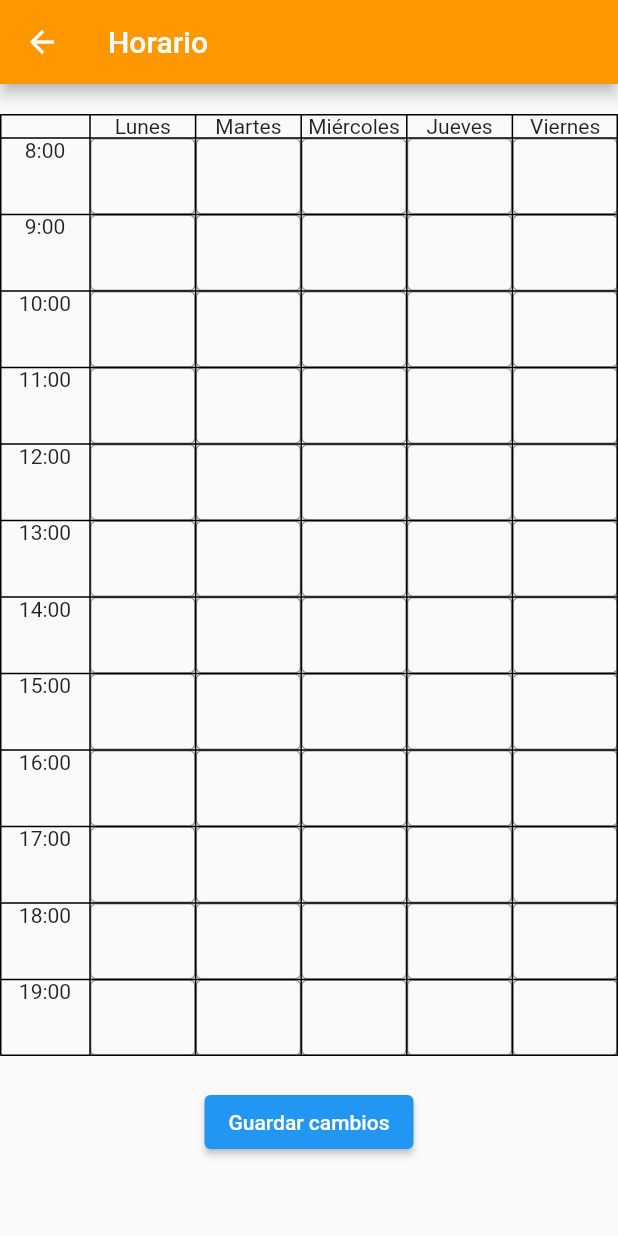
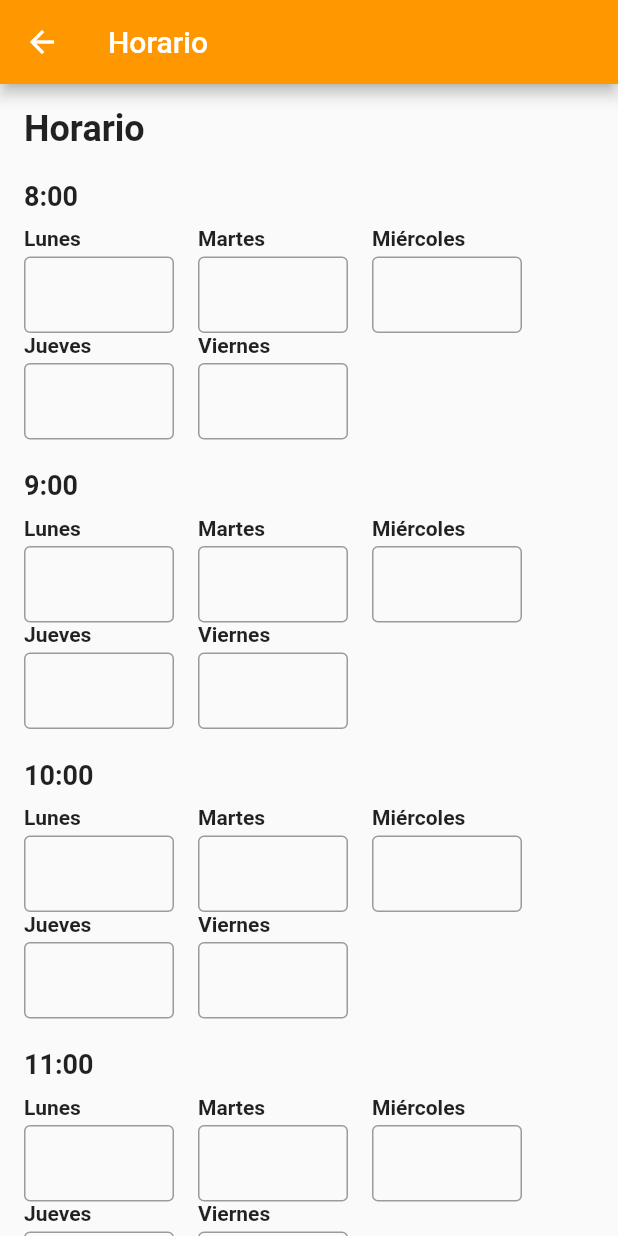
Before and after one commit to iancarcha/portalempleado, a Flutter app: the Horario screen opened directly, on a phone screen of 412 x 824 dp. Run offline on Flutter 3.47's test engine with Material 2 defaults, Android fonts, the phone set to English and light mode, and no system bars; our stand-ins replace cloud_firestore, firebase_auth, firebase_core, shared_preferences, table_calendar; accounts and stored records are empty.

Commit message:
Foro acabado vamos carajo, el gdp peta como un cabron, el horario va mas o menos y el calendario falta lo de siempre.

```diff
--- a/lib/menu/Horario.dart
+++ b/lib/menu/Horario.dart
@@ -57,62 +57,60 @@ class _HorarioState extends State<Horario> {
         backgroundColor: Colors.orange,
       ),
       body: SingleChildScrollView(
+        child: Padding(
+          padding: const EdgeInsets.all(16.0),
           child: Column(
+            crossAxisAlignment: CrossAxisAlignment.start,
             children: [
+              Text(
+                'Horario',
+                style: TextStyle(fontSize: 24, fontWeight: FontWeight.bold),
+              ),
               SizedBox(height: 20),
-            Table(
-              border: TableBorder.all(),
-              columnWidths: {
-                0: FixedColumnWidth(60),
-                1: FlexColumnWidth(),
-                2: FlexColumnWidth(),
-                3: FlexColumnWidth(),
-                4: FlexColumnWidth(),
-                5: FlexColumnWidth(),
-                6: FlexColumnWidth(),
-                7: FlexColumnWidth(),
-                8: FlexColumnWidth(),
-                9: FlexColumnWidth(),
-                10: FlexColumnWidth(),
-                11: FlexColumnWidth(),
-              },
+              for (var hora = 8; hora < 20; hora++)
+                Column(
+                  crossAxisAlignment: CrossAxisAlignment.start,
                   children: [
-                TableRow(
+                    Text(
+                      '$hora:00',
+                      style: TextStyle(fontSize: 18, fontWeight: FontWeight.bold),
+                    ),
+                    SizedBox(height: 10),
+                    Wrap(
+                      spacing: 16,
                       children: [
-                    SizedBox(),
-                    for (var dia in _diasSemana)
-                      TableCell(
-                        child: Center(child: Text(dia)),
+                        for (var i = 0; i < 5; i++)
+                          Container(
+                            width: 100,
+                            child: Column(
+                              crossAxisAlignment: CrossAxisAlignment.start,
+                              children: [
+                                Text(
+                                  _diasSemana[i],
+                                  style: TextStyle(fontWeight: FontWeight.bold),
                                 ),
-                  ],
-                ),
-                for (var hora = 8; hora < 20; hora++)
-                  TableRow(
-                    children: [
-                      TableCell(
-                        child: Center(child: Text('$hora:00')),
-                      ),
-                      for (var i = 0; i < 5; i++)
-                        TableCell(
-                          child: TextField(
+                                SizedBox(height: 4),
+                                TextField(
                                   controller: _controllers[i][hora - 8],
                                   decoration: InputDecoration(
                                     border: OutlineInputBorder(),
                                     isDense: true,
                                   ),
-                            textAlign: TextAlign.center,
+                                ),
+                              ],
                             ),
                           ),
                       ],
                     ),
+                    SizedBox(height: 20),
                   ],
                 ),
-            SizedBox(height: 20),
               ElevatedButton(
                 onPressed: guardarCambios,
                 child: Text('Guardar cambios'),
               ),
             ],
+          ),
         ),
       ),
     );
```
Also changed, not shown: lib/MyHomePage.dart (+11 -9 lines), lib/menu/CalendarPage.dart (+8 -10 lines), lib/menu/Foro.dart (+52 -3 lines), lib/menu/GestorDeProyectos.dart (+28 -11 lines). Lines whose indentation alone changed are shown as unchanged.
